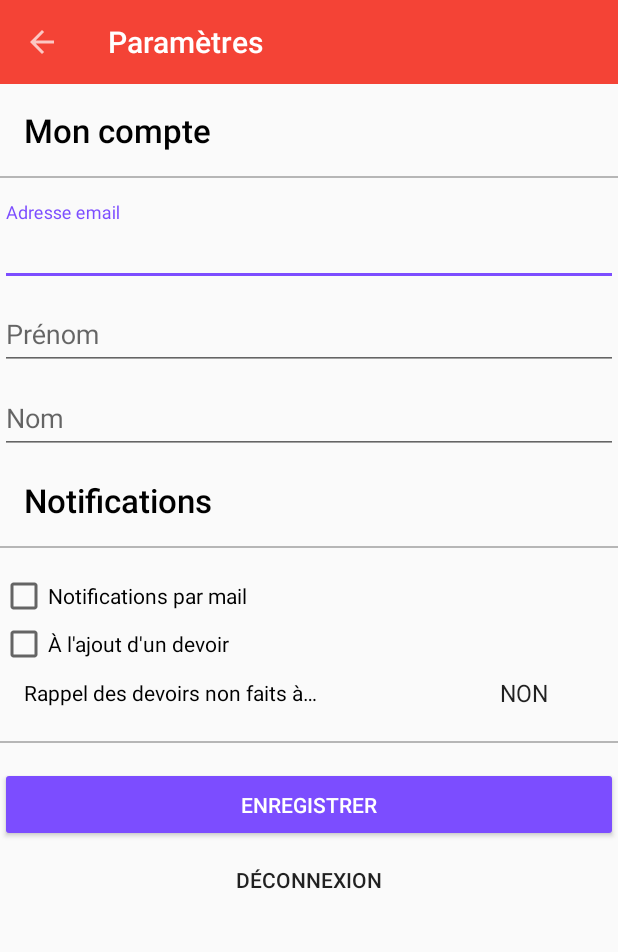
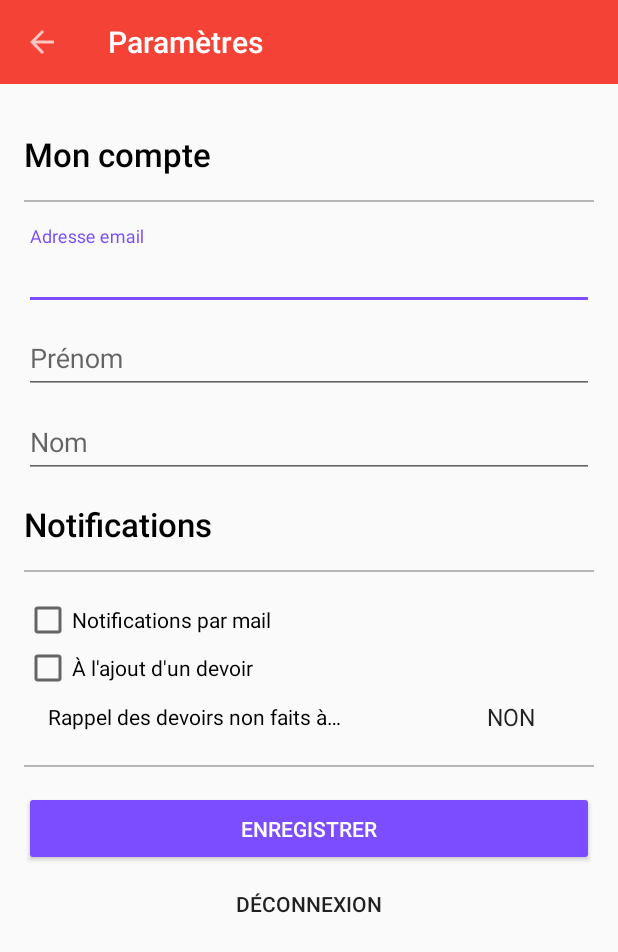
Before and after one commit to ValentinViennot/agendapp_android, an Android app: the UserPage screen opened directly, with no data from a screen before it, on a phone screen of 412 x 824 dp. Shown: the top 952 px of the screen. Run offline under Robolectric (Android 15) with nearby library versions, the phone set to English and light mode, and no system bars; our stand-ins replace Volley; libraries missing offline, so code that uses them is left out: ca.barrenechea.widget; network calls fail; 7 statements that could not run were skipped.

```diff
--- a/app/src/main/java/fr/agendapp/app/factories/ParseFactory.java
+++ b/app/src/main/java/fr/agendapp/app/factories/ParseFactory.java
@@ -116,7 +116,7 @@ public class ParseFactory {
             try {
                 Calendar cal = Calendar.getInstance();
                 cal.setTime(Work.dateformat.parse(jsonElement.getAsJsonPrimitive().getAsString()));
-                cal.add(Calendar.HOUR, -DT);
+                //cal.add(Calendar.HOUR, -DT);
                 return cal.getTime();
             } catch (ParseException e) {
                 e.printStackTrace();
--- a/app/src/main/java/fr/agendapp/app/pages/UserPage.java
+++ b/app/src/main/java/fr/agendapp/app/pages/UserPage.java
@@ -148,6 +148,7 @@ public class UserPage extends AppCompatActivity implements ClassicListener {
         SharedPreferences preferences = getSharedPreferences(App.TAG, MODE_PRIVATE);
         SharedPreferences.Editor editor = preferences.edit();
         editor.clear();
+        editor.putString("token", "x");
         editor.apply();
         // On lance une demande d'effacement du token au serveur (silencieuse)
         SyncFactory.getInstance(this).logout(this);
--- a/app/src/main/java/fr/agendapp/app/pages/WorkAdapter.java
+++ b/app/src/main/java/fr/agendapp/app/pages/WorkAdapter.java
@@ -341,9 +341,8 @@ class WorkAdapter extends RecyclerView.Adapter<WorkHolder> implements
 
             progressDialog.dismiss();
 
-            if (homeworks.size() <= 0)
-                // TODO resources
-                NotificationFactory.add(getActivity(), 1, "Aucun devoir à afficher", "Commence à en ajouter dès maintenant !");
+            /*if (homeworks.size() <= 0)
+                NotificationFactory.add(getActivity(), 1, "Aucun devoir à afficher", "Commence à en ajouter dès maintenant !");*/
         }
     }
 
--- a/app/src/main/res/layout/activity_user.xml
+++ b/app/src/main/res/layout/activity_user.xml
@@ -16,13 +16,12 @@
         <LinearLayout
             android:layout_width="match_parent"
             android:layout_height="wrap_content"
-            android:orientation="vertical">
+            android:orientation="vertical"
+            android:padding="@dimen/md_keylines">
 
             <TextView
                 android:layout_width="match_parent"
                 android:layout_height="wrap_content"
-                android:layout_marginLeft="@dimen/md_keylines"
-                android:layout_marginStart="@dimen/md_keylines"
                 android:layout_marginTop="@dimen/md_keylines"
                 android:text="@string/title_userInformation"
                 android:textAppearance="@style/TextAppearance.AppCompat.Title"
@@ -76,8 +75,6 @@
             <TextView
                 android:layout_width="match_parent"
                 android:layout_height="wrap_content"
-                android:layout_marginLeft="@dimen/md_keylines"
-                android:layout_marginStart="@dimen/md_keylines"
                 android:layout_marginTop="@dimen/md_keylines"
                 android:text="@string/title_userNotifications"
                 android:textAppearance="@style/TextAppearance.AppCompat.Title"
--- a/app/src/main/res/menu/work_menu.xml
+++ b/app/src/main/res/menu/work_menu.xml
@@ -1,7 +1,6 @@
 <?xml version="1.0" encoding="utf-8"?>
 <menu xmlns:android="http://schemas.android.com/apk/res/android"
     xmlns:app="http://schemas.android.com/apk/res-auto">
-    <!-- TODO context menu options identique + app bar -->
     <item
         android:id="@+id/menu_done"
         android:icon="@drawable/ic_done_black_24dp"
--- a/app/src/main/res/values/strings.xml
+++ b/app/src/main/res/values/strings.xml
@@ -12,6 +12,7 @@
     <string name="title_selectfilter">Rechercher</string>
     <string name="title_filterresult">Résultats de la recherche</string>
     <string name="title_login">Agendapp</string>
+    <string name="title_calendar">Vue Calendrier</string>
 
     <!-- Navigation -->
     <string name="nav_devoirs">À faire</string>
```
Also changed, not shown: app/src/main/java/fr/agendapp/app/factories/SyncFactory.java (+6 -1 lines), app/src/main/java/fr/agendapp/app/pages/CalendarPage.java (+12 -0 lines), app/src/main/java/fr/agendapp/app/pages/MainPage.java (+13 -8 lines), app/src/main/res/menu/main.xml (+14 -1 lines).
